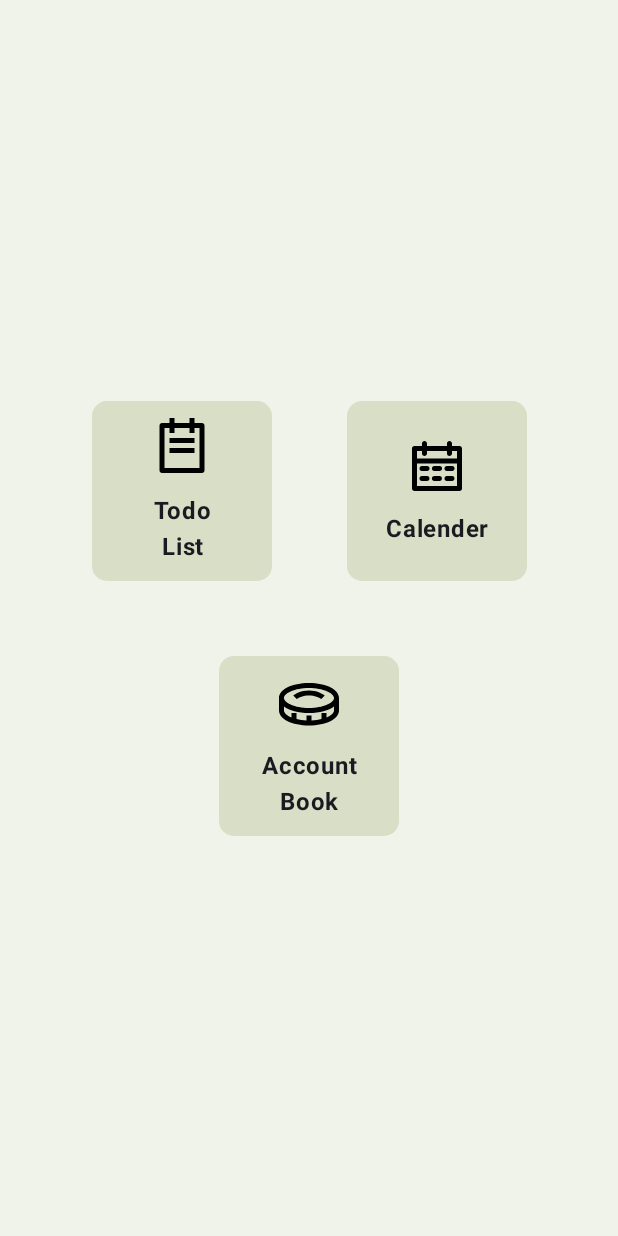
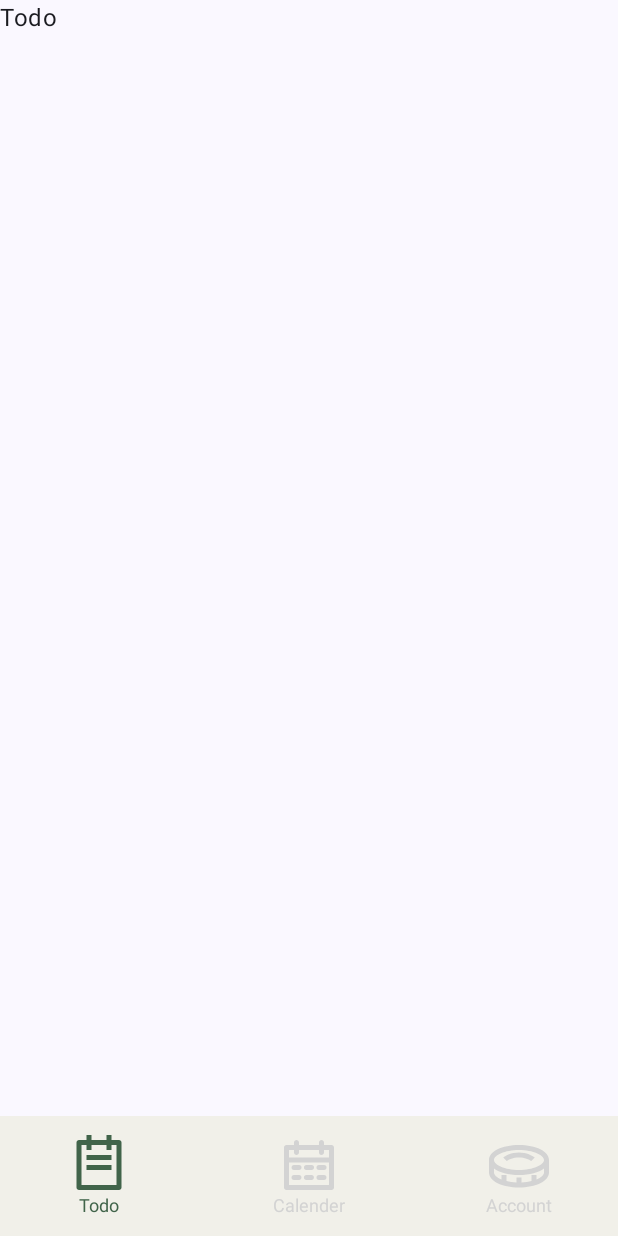
Before and after one commit to junsu1023/DailyLife, an Android app built with Jetpack Compose: the screen it shows after launch (MainActivity), on a phone screen of 412 x 824 dp. Run offline under Robolectric (Android 15) with nearby library versions, the phone set to English and light mode, and no system bars; our stand-ins replace Dagger/Hilt's generated code.

Commit message:
[refactor] init screen

```diff
--- a/app/build.gradle.kts
+++ b/app/build.gradle.kts
@@ -51,6 +51,9 @@ dependencies {
     kapt(libs.hilt.compiler)
     implementation(libs.hilt.navigation)
 
+    // navigation compose
+    implementation(libs.navigation.compose)
+
     implementation(libs.androidx.core.ktx)
     implementation(libs.androidx.lifecycle.runtime.ktx)
     implementation(libs.androidx.activity.compose)
--- a/app/src/main/java/com/example/dailylife/DailyLifeApp.kt
+++ b/app/src/main/java/com/example/dailylife/DailyLifeApp.kt
@@ -4,7 +4,9 @@ import androidx.compose.foundation.layout.padding
 import androidx.compose.material3.Scaffold
 import androidx.compose.runtime.Composable
 import androidx.compose.ui.Modifier
+import androidx.compose.ui.res.colorResource
 import androidx.navigation.compose.rememberNavController
+import com.example.dailylife.bottombar.BottomNavigationBar
 import com.example.dailylife.navigation.DailyLifeNavHost
 import com.example.dailylife.ui.theme.DailyLifeTheme
 
@@ -13,7 +15,14 @@ fun DailyLifeApp() {
     val navController = rememberNavController()
 
     DailyLifeTheme {
-        Scaffold {
+        Scaffold(
+            bottomBar = { BottomNavigationBar(
+                modifier = Modifier,
+                containerColor = colorResource(R.color.alabaster),
+                contentColor = colorResource(R.color.alabaster),
+                navController = navController
+            ) }
+        ) {
             DailyLifeNavHost(
                 modifier = Modifier.padding(it),
                 navController = navController
--- /dev/null
+++ b/app/src/main/java/com/example/dailylife/bottombar/BottomNavigationBar.kt
@@ -0,0 +1,95 @@
+package com.example.dailylife.bottombar
+
+import androidx.compose.animation.AnimatedVisibility
+import androidx.compose.foundation.layout.Arrangement
+import androidx.compose.foundation.layout.Column
+import androidx.compose.material3.Icon
+import androidx.compose.material3.NavigationBar
+import androidx.compose.material3.NavigationBarItem
+import androidx.compose.material3.NavigationBarItemDefaults
+import androidx.compose.material3.Text
+import androidx.compose.runtime.Composable
+import androidx.compose.runtime.getValue
+import androidx.compose.ui.Alignment
+import androidx.compose.ui.Modifier
+import androidx.compose.ui.graphics.Color
+import androidx.compose.ui.res.colorResource
+import androidx.compose.ui.res.painterResource
+import androidx.compose.ui.res.stringResource
+import androidx.compose.ui.text.TextStyle
+import androidx.compose.ui.text.style.TextAlign
+import androidx.compose.ui.unit.sp
+import androidx.navigation.NavHostController
+import androidx.navigation.compose.currentBackStackEntryAsState
+import com.example.dailylife.R
+import com.example.dailylife.navigation.DailyLifeItem
+
+@Composable
+fun BottomNavigationBar(
+    modifier: Modifier = Modifier,
+    containerColor: Color,
+    contentColor: Color,
+    navController: NavHostController
+) {
+    val items = listOf(
+        DailyLifeItem.TodoList,
+        DailyLifeItem.Calender,
+        DailyLifeItem.AccountBook
+    )
+
+    val navBackStackEntry by navController.currentBackStackEntryAsState()
+    val curRoute = navBackStackEntry?.destination?.route
+
+    AnimatedVisibility(
+        visible = items.map { it.screenRoute }.contains(curRoute)
+    ) {
+        NavigationBar(
+            modifier =  modifier,
+            containerColor = containerColor,
+            contentColor = contentColor
+        ) {
+            items.forEach { item ->
+                NavigationBarItem(
+                    selected = curRoute == item.screenRoute,
+                    icon = {
+                        Column(
+                            verticalArrangement = Arrangement.Center,
+                            horizontalAlignment = Alignment.CenterHorizontally
+                        ) {
+                            Icon(
+                                painter = painterResource(item.icon),
+                                contentDescription = stringResource(item.title)
+                            )
+
+                            Text(
+                                text = stringResource(item.title),
+                                style = TextStyle(
+                                    textAlign = TextAlign.Center,
+                                    fontSize = 12.sp
+                                )
+                            )
+                        }
+                    },
+                    colors = NavigationBarItemDefaults.colors(
+                        selectedIconColor = colorResource(R.color.gray_asparagus),
+                        selectedTextColor = colorResource(R.color.gray_asparagus),
+                        unselectedIconColor = colorResource(R.color.light_gray),
+                        unselectedTextColor = colorResource(R.color.light_gray),
+                        indicatorColor = Color.Transparent
+                    ),
+                    onClick = {
+                        navController.navigate(item.screenRoute) {
+                            navController.graph.startDestinationRoute?.let {
+                                popUpTo(it) {
+                                    saveState = true
+                                }
+                            }
+                            launchSingleTop = true
+                            restoreState = true
+                        }
+                    }
+                )
+            }
+        }
+    }
+}
--- a/app/src/main/java/com/example/dailylife/navigation/DailyLifeNavHost.kt
+++ b/app/src/main/java/com/example/dailylife/navigation/DailyLifeNavHost.kt
@@ -5,7 +5,9 @@ import androidx.compose.ui.Modifier
 import androidx.navigation.NavHostController
 import androidx.navigation.compose.NavHost
 import androidx.navigation.compose.composable
-import com.example.dailylife.ui.screen.InitScreen
+import com.example.dailylife.ui.screen.AccountScreen
+import com.example.dailylife.ui.screen.CalenderScreen
+import com.example.dailylife.ui.screen.TodoScreen
 
 @Composable
 fun DailyLifeNavHost(
@@ -15,19 +17,18 @@ fun DailyLifeNavHost(
     NavHost(
         navController = navController,
         modifier = modifier,
-        startDestination = DailyLifeScreen.Init.name
+        startDestination = DailyLifeScreen.TodoList.name
     ) {
-        val handleClickButton: (Int) -> Unit = {
-            when(it) {
-                0 -> navController.navigate(DailyLifeScreen.Init.name)
-                1 -> navController.navigate(DailyLifeScreen.TodoList.name)
-                2 -> navController.navigate(DailyLifeScreen.Calender.name)
-                3 -> navController.navigate(DailyLifeScreen.AccountBook.name)
-            }
+        composable(DailyLifeScreen.TodoList.name) {
+            TodoScreen()
         }
 
-        composable(DailyLifeScreen.Init.name) {
-            InitScreen(handleClickButton = handleClickButton)
+        composable(DailyLifeScreen.Calender.name) {
+            CalenderScreen()
+        }
+
+        composable(DailyLifeScreen.AccountBook.name) {
+            AccountScreen()
         }
     }
 }
--- a/app/src/main/java/com/example/dailylife/navigation/DailyLifeScreen.kt
+++ b/app/src/main/java/com/example/dailylife/navigation/DailyLifeScreen.kt
@@ -1,8 +1,35 @@
 package com.example.dailylife.navigation
 
+import androidx.annotation.DrawableRes
+import androidx.annotation.StringRes
+import com.example.dailylife.R
+
 enum class DailyLifeScreen {
-    Init,
     TodoList,
     Calender,
     AccountBook
 }
+
+sealed class DailyLifeItem(
+    @StringRes val title: Int,
+    @DrawableRes val icon: Int,
+    val screenRoute: String
+) {
+    data object TodoList: DailyLifeItem(
+        title = R.string.todo_list,
+        icon = R.drawable.todo_icon,
+        screenRoute = DailyLifeScreen.TodoList.name
+    )
+
+    data object Calender: DailyLifeItem(
+        title = R.string.calender,
+        icon = R.drawable.calender_icon,
+        screenRoute = DailyLifeScreen.Calender.name
+    )
+
+    data object AccountBook: DailyLifeItem(
+        title = R.string.account_book,
+        icon = R.drawable.account_book_icon,
+        screenRoute = DailyLifeScreen.AccountBook.name
+    )
+}
--- a/app/src/main/java/com/example/dailylife/ui/screen/InitScreen.kt
+++ /dev/null
@@ -1,150 +0,0 @@
-package com.example.dailylife.ui.screen
-
-import androidx.annotation.DrawableRes
-import androidx.compose.foundation.Image
-import androidx.compose.foundation.background
-import androidx.compose.foundation.clickable
-import androidx.compose.foundation.layout.Arrangement
-import androidx.compose.foundation.layout.Box
-import androidx.compose.foundation.layout.Column
-import androidx.compose.foundation.layout.Row
-import androidx.compose.foundation.layout.Spacer
-import androidx.compose.foundation.layout.fillMaxSize
-import androidx.compose.foundation.layout.height
-import androidx.compose.foundation.layout.size
-import androidx.compose.foundation.shape.RoundedCornerShape
-import androidx.compose.material3.Text
-import androidx.compose.runtime.Composable
-import androidx.compose.ui.Alignment
-import androidx.compose.ui.Modifier
-import androidx.compose.ui.draw.clip
-import androidx.compose.ui.res.colorResource
-import androidx.compose.ui.res.painterResource
-import androidx.compose.ui.res.stringResource
-import androidx.compose.ui.text.font.FontWeight
-import androidx.compose.ui.text.style.TextAlign
-import androidx.compose.ui.tooling.preview.Preview
-import androidx.compose.ui.unit.dp
-import com.example.dailylife.R
-
-@Composable
-fun InitScreen(
-    handleClickButton: (Int) -> Unit
-) {
-    Column(
-        modifier = Modifier
-            .fillMaxSize()
-            .background(colorResource(R.color.alabaster)),
-        verticalArrangement = Arrangement.Center,
-        horizontalAlignment = Alignment.CenterHorizontally
-    ) {
-        Row(
-            horizontalArrangement = Arrangement.spacedBy(50.dp)
-        ) {
-            ImageButton(
-                resId = R.drawable.todo_icon,
-                title = stringResource(R.string.todo_list),
-                onClick = { handleClickButton(1) }
-            )
-
-            ImageButton(
-                resId = R.drawable.calender_icon,
-                title = stringResource(R.string.calender),
-                onClick = { handleClickButton(2) }
-            )
-        }
-
-        Spacer(
-            modifier = Modifier.height(50.dp)
-        )
-
-        Row(
-            horizontalArrangement = Arrangement.Center
-        ) {
-            ImageButton(
-                resId = R.drawable.account_book_icon,
-                title = stringResource(R.string.account_book),
-                onClick = { handleClickButton(3) }
-            )
-        }
-    }
-}
-
-@Preview(showBackground = true)
-@Composable
-fun FullScreen() {
-    Column(
-        modifier = Modifier
-            .fillMaxSize()
-            .background(colorResource(R.color.alabaster)),
-        verticalArrangement = Arrangement.Center,
-        horizontalAlignment = Alignment.CenterHorizontally
-    ) {
-        Row(
-            horizontalArrangement = Arrangement.spacedBy(50.dp)
-        ) {
-            ImageButton(
-                resId = R.drawable.todo_icon,
-                title = stringResource(R.string.todo_list),
-                onClick = { }
-            )
-
-            ImageButton(
-                resId = R.drawable.calender_icon,
-                title = "Calender",
-                onClick = { }
-            )
-        }
-
-        Spacer(
-            modifier = Modifier.height(50.dp)
-        )
-
-        Row(
-            horizontalArrangement = Arrangement.Center
-        ) {
-            ImageButton(
-                resId = R.drawable.account_book_icon,
-                title = "Account\nBook",
-                onClick = { }
-            )
-        }
-    }
-}
-
-@Composable
-fun ImageButton(
-    @DrawableRes resId: Int,
-    title: String,
-    onClick: () -> Unit
-) {
-    Box(
-        modifier = Modifier
-            .size(120.dp)
-            .clip(RoundedCornerShape(10.dp))
-            .background(colorResource(R.color.bone)),
-        contentAlignment = Alignment.Center
-    ) {
-        Column(
-            modifier = Modifier
-                .clickable(
-                    enabled = true,
-                    onClick = onClick
-                ),
-            horizontalAlignment = Alignment.CenterHorizontally
-        ) {
-            Image(
-                painter = painterResource(resId),
-                contentDescription = "Todo"
-            )
-
-            Spacer(modifier = Modifier.height(10.dp))
-
-            Text(
-                text = title,
-                fontWeight = FontWeight.Bold,
-                textAlign = TextAlign.Center
-            )
-        }
-    }
-}
--- /dev/null
+++ b/app/src/main/java/com/example/dailylife/ui/screen/TodoScreen.kt
@@ -0,0 +1,18 @@
+package com.example.dailylife.ui.screen
+
+import androidx.compose.foundation.layout.Box
+import androidx.compose.foundation.layout.fillMaxSize
+import androidx.compose.material3.Text
+import androidx.compose.runtime.Composable
+import androidx.compose.ui.Modifier
+import androidx.compose.ui.res.stringResource
+import com.example.dailylife.R
+
+@Composable
+fun TodoScreen() {
+    Box(
+        modifier = Modifier.fillMaxSize()
+    ) {
+        Text(text = stringResource(R.string.todo_list))
+    }
+}
--- a/app/src/main/res/values/colors.xml
+++ b/app/src/main/res/values/colors.xml
@@ -10,7 +10,12 @@
 
     <!-- My Color -->
     <color name="bone">#FFD9DFC6</color>
-    <color name="alabaster">#FFEFF3EA</color>
     <color name="ivory">#FFFFFDF0</color>
     <color name="blond">#FFFFF2C2</color>
+
+    <color name="alabaster">#FFF1F0E9</color>
+    <color name="gray_asparagus">#FF41644A</color>
+    <color name="forest_green">#FF0D4715</color>
+    <color name="vivid_tangelo">#FFE9762B</color>
+    <color name="light_gray">#FFD3D3D3</color>
 </resources>
--- a/app/src/main/res/values/strings.xml
+++ b/app/src/main/res/values/strings.xml
@@ -1,7 +1,7 @@
 <resources>
     <string name="app_name">DailyLife</string>
     <string name="title_activity_main">MainActivity</string>
-    <string name="todo_list">Todo\nList</string>
+    <string name="todo_list">Todo</string>
     <string name="calender">Calender</string>
-    <string name="account_book">Account\nBook</string>
+    <string name="account_book">Account</string>
 </resources>
--- a/gradle/libs.versions.toml
+++ b/gradle/libs.versions.toml
@@ -12,6 +12,7 @@ appcompat = "1.7.0"
 material = "1.12.0"
 hilt_version = "2.51.1"
 hilt_navigation = "1.0.0"
+navigation_version = "2.4.2"
 
 [libraries]
 androidx-core-ktx = { group = "androidx.core", name = "core-ktx", version.ref = "coreKtx" }
@@ -36,6 +37,9 @@ hilt-android = { group = "com.google.dagger", name = "hilt-android", version.ref
 hilt-compiler = { group = "com.google.dagger", name = "hilt-android-compiler", version.ref = "hilt_version" }
 hilt-navigation = { group = "androidx.hilt", name = "hilt-navigation-compose", version.ref = "hilt_navigation" }
 
+# navigation-compose
+navigation-compose = { group = "androidx.navigation", name = "navigation-compose", version.ref = "navigation_version" }
+
 [plugins]
 android-application = { id = "com.android.application", version.ref = "agp" }
 kotlin-android = { id = "org.jetbrains.kotlin.android", version.ref = "kotlin" }
```
Also changed, not shown: app/src/main/java/com/example/dailylife/ui/screen/AccountScreen.kt (added, +18 -0 lines), app/src/main/java/com/example/dailylife/ui/screen/CalenderScreen.kt (added, +18 -0 lines).
